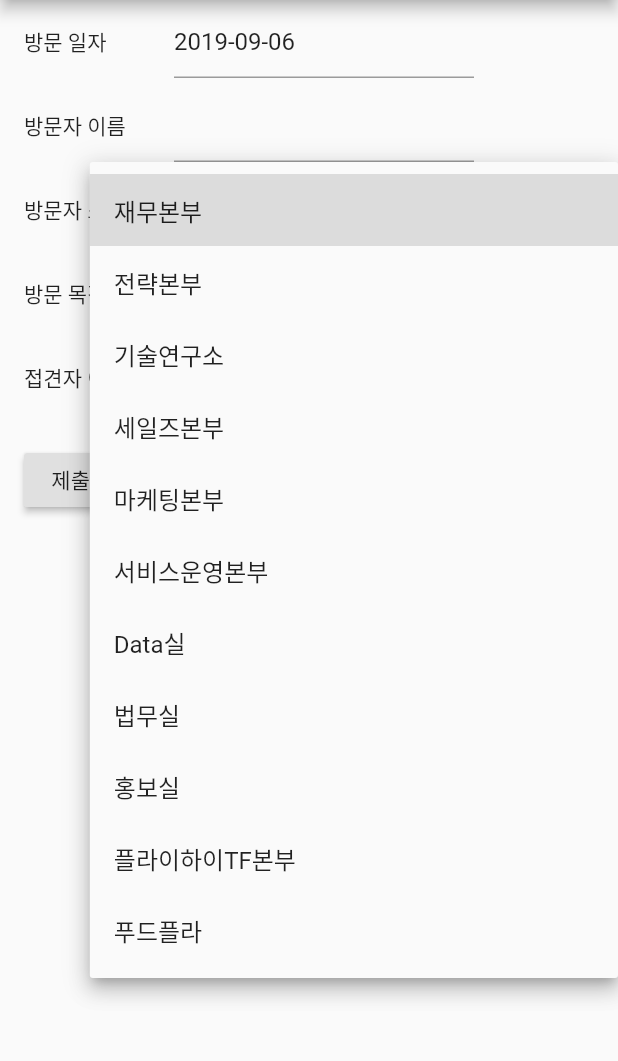
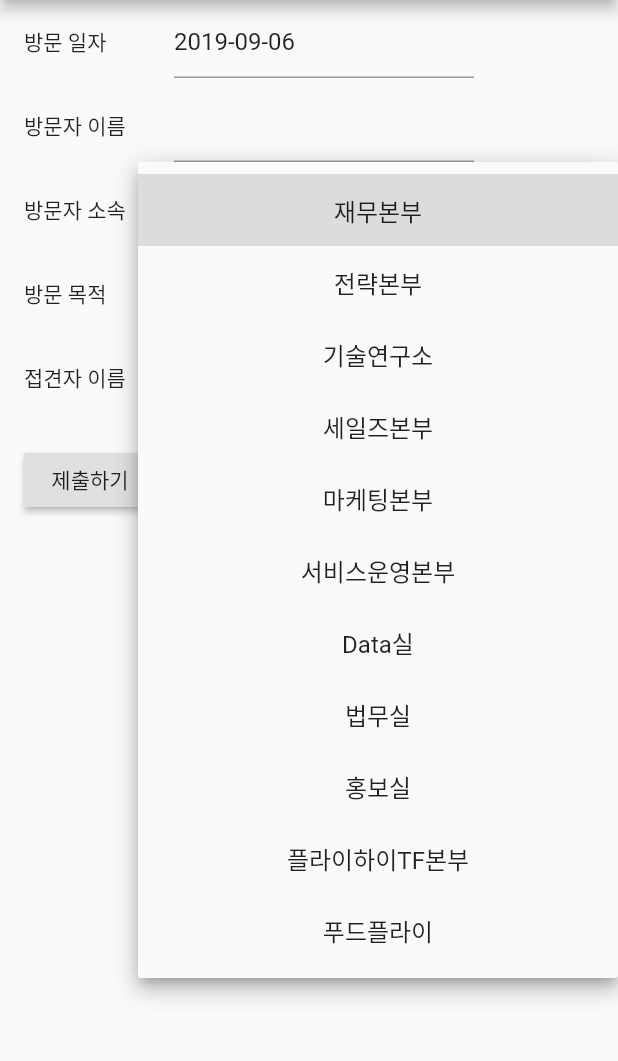
Before and after one commit to bonchangkoo/VisitorManagementApp, a Flutter app: the screen it shows after launch, after a tap on "재무본부", on a phone screen of 412 x 824 dp, the part 84-1145 px from its top. Run offline on Flutter 3.47's test engine with Material 2 defaults, Android fonts, the phone set to English and light mode, and no system bars.

Commit message:
DropDownBox UI를 수정한다

```diff
--- a/lib/main.dart
+++ b/lib/main.dart
@@ -55,7 +55,7 @@ class MyCustomFormState extends State<MyCustomForm> {
     '법무실',
     '홍보실',
     '플라이하이TF본부',
-    '푸드플라'
+    '푸드플라이'
   ];
 
   @override
@@ -117,7 +117,10 @@ class MyCustomFormState extends State<MyCustomForm> {
                     const EdgeInsets.symmetric(vertical: 4.0, horizontal: 16.0),
                 child: Row(
                   children: <Widget>[
-                    Text("방문자 소속"),
+                    Container(
+                      width: 100,
+                      child: Text("방문자 소속"),
+                    ),
                     Expanded(
                       child: DropdownButton<String>(
                         value: dropdownValue,
@@ -131,6 +134,7 @@ class MyCustomFormState extends State<MyCustomForm> {
                           return DropdownMenuItem<String>(
                             value: value,
                             child: SizedBox(
+                              width: 300,
                               child: Text(value, textAlign: TextAlign.center),
                             ),
                           );
```
